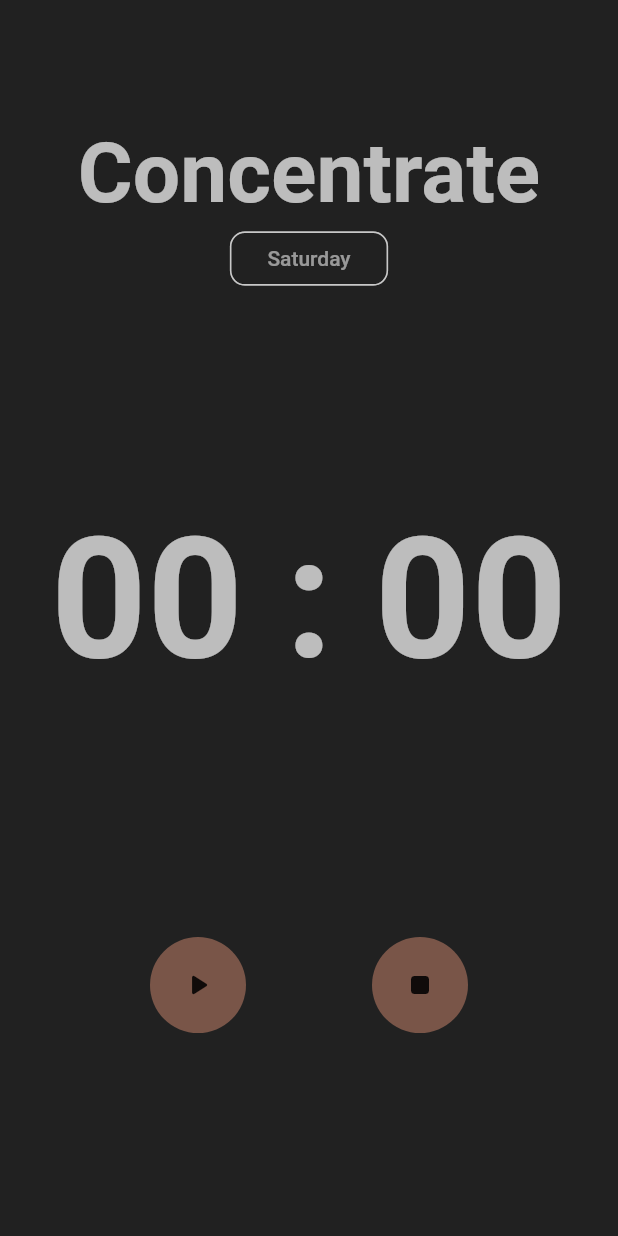
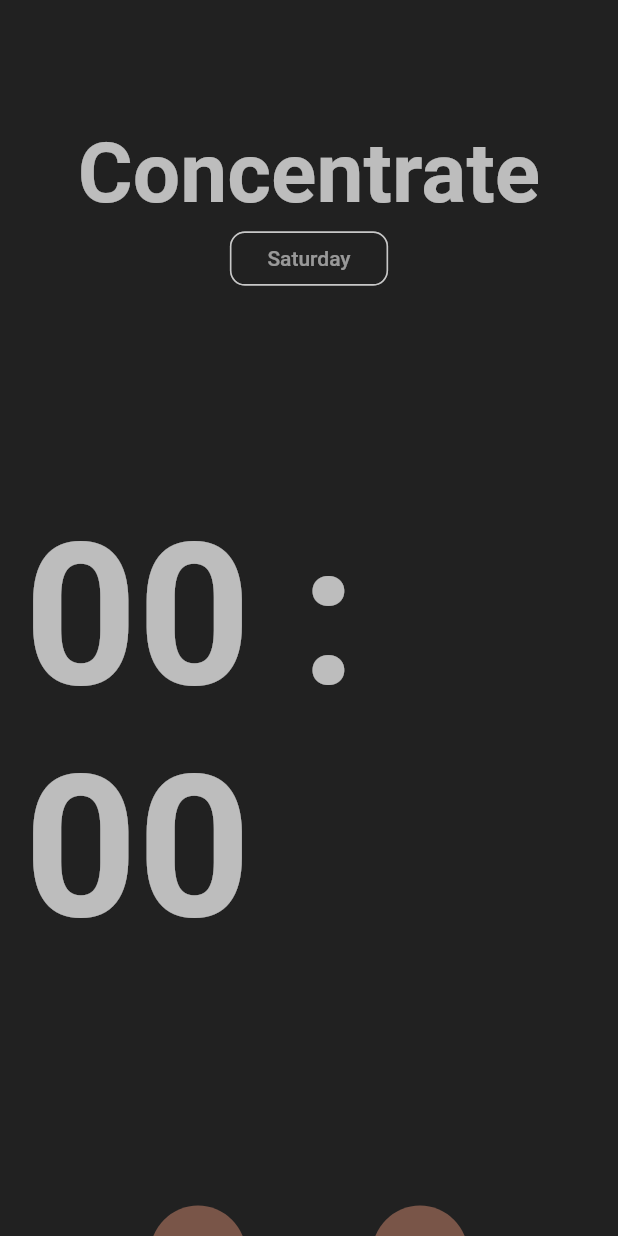
Before and after one commit to efenstakes/oned_m, a Flutter app: the screen it shows once a user with an empty profile is signed in, after a tap on the "play arrow" icon, on a phone screen of 412 x 824 dp. Run offline on Flutter 3.47's test engine with Material 2 defaults, Android fonts, the phone set to English and light mode, and no system bars; our stand-ins replace cloud_firestore, date_time_picker, firebase_auth, firebase_core, fluttertoast, jiffy and 1 more; missing offline and left inert: ai_progress; accounts and stored records are empty.

Commit message:
update text size

```diff
--- a/lib/pages/task_ongoing/task_ongoing.screen.dart
+++ b/lib/pages/task_ongoing/task_ongoing.screen.dart
@@ -115,17 +115,19 @@ class _TaskOngoingScreenState extends State<TaskOngoingScreen> {
                       ?
                         Text(
                           "${hours} : ${minutes}",
-                          style: Theme.of(context).textTheme.headline1!.copyWith(
+                          style: Theme.of(context).textTheme.displayLarge!.copyWith(
                                 fontWeight: FontWeight.bold,
                                 color: Colors.white70,
+                                fontSize: 132,
                               ),
                         )
                       :
                         Text(
                           "${minutes} : ${seconds}",
-                          style: Theme.of(context).textTheme.headline1!.copyWith(
+                          style: Theme.of(context).textTheme.displayLarge!.copyWith(
                                 fontWeight: FontWeight.bold,
                                 color: Colors.white70,
+                                fontSize: 132,
                               ),
                         )
 
```
